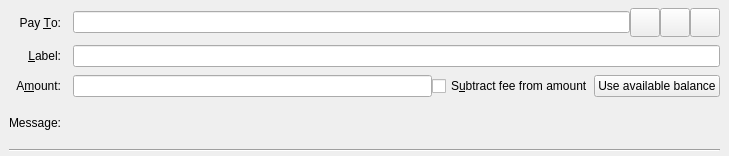
cryptoinhero/bitconnect, file src/qt/forms/sendcoinsentry.ui: the form before one commit.
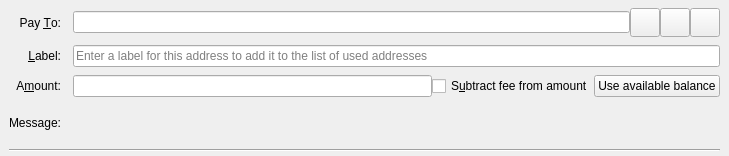
The form after the commit. Icons and pictures are not drawn. Custom widgets are drawn as their Qt base class.

The edit to the form file:
```diff
--- a/src/qt/forms/sendcoinsentry.ui
+++ b/src/qt/forms/sendcoinsentry.ui
@@ -153,6 +153,9 @@
       <property name="toolTip">
        <string>Enter a label for this address to add it to the list of used addresses</string>
       </property>
+      <property name="placeholderText">
+       <string>Enter a label for this address to add it to the list of used addresses</string>
+      </property>
      </widget>
     </item>
     <item row="2" column="0">
```
Left out of the diff: 15 changed lines with no effect on the pictures.
